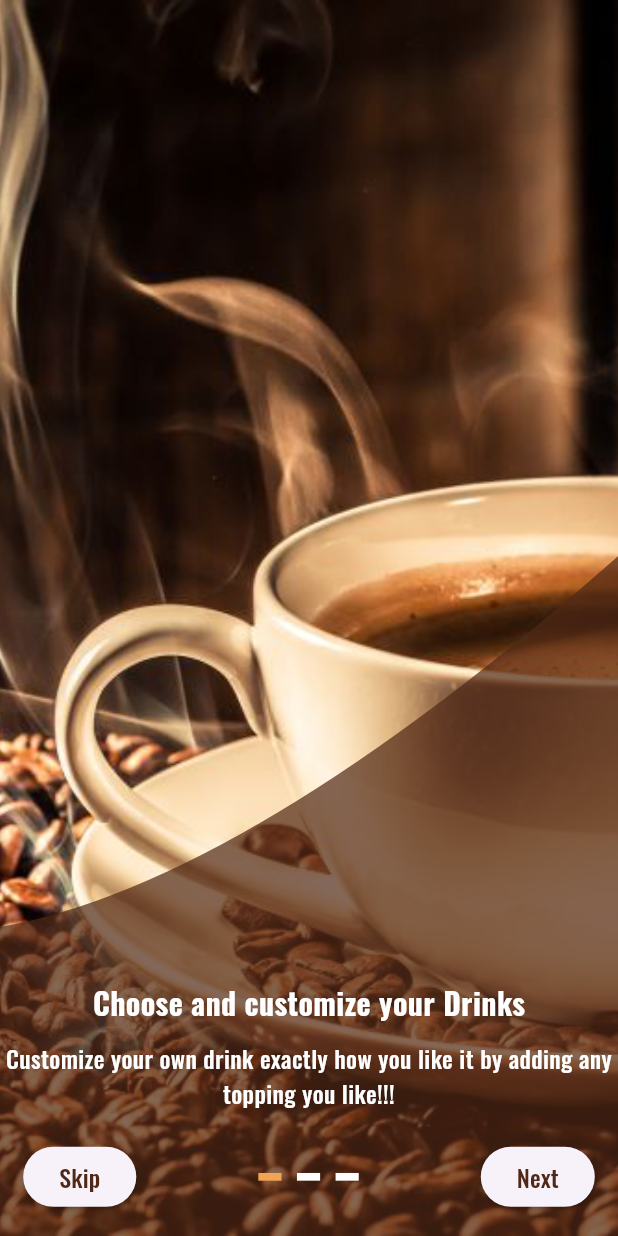
After one commit to rentaneko/neko_coffee, a Flutter app: the screen it shows after launch, on a phone screen of 412 x 824 dp. The commit adds this screen. Run offline on Flutter 3.47's test engine with Material 3 defaults, Android fonts, the phone set to English and light mode, and no system bars; our stand-ins replace animated_text_kit, cached_network_image, dio, dotted_border, flutter_bloc, flutter_screenutil and 8 more; missing offline and left inert: cool_dropdown; accounts and stored records are empty; statements that could not run were skipped.

Commit message:
update UI onboarding and navigation

```diff
--- /dev/null
+++ b/lib/core/routes/my_routes.dart
@@ -0,0 +1,37 @@
+import 'package:flutter/material.dart';
+import 'package:neko_coffee/core/routes/navigation_anim.dart';
+import 'package:neko_coffee/features/auth/presentation/pages/login_page.dart';
+import 'package:neko_coffee/features/onboarding/presentation/onboarding_1.view.dart';
+import 'package:neko_coffee/features/onboarding/presentation/onboarding_2.view.dart';
+import 'package:neko_coffee/features/onboarding/presentation/onboarding_3.view.dart';
+
+class MyRoutes {
+  static Route<dynamic> generateRoute(RouteSettings settings) {
+    switch (settings.name) {
+      case '/onboarding-1':
+        return SlideLeftRoute(
+          page: const OnboardingFirstScreen(),
+          settings: const RouteSettings(name: '/onboarding-1'),
+        );
+      case '/onboarding-2':
+        return SlideLeftRoute(
+          page: const OnboardingSecondScreen(),
+          settings: const RouteSettings(name: '/onboarding-2'),
+        );
+      case '/onboarding-3':
+        return SlideLeftRoute(
+          page: const OnboardingThirdScreen(),
+          settings: const RouteSettings(name: '/onboarding-3'),
+        );
+      case '/login':
+        return Fade(page: const LoginPage(), settings: settings);
+
+      default:
+    }
+    return MaterialPageRoute(
+      builder: (context) => const Scaffold(
+        body: Text('no route defined'),
+      ),
+    );
+  }
+}
--- /dev/null
+++ b/lib/core/routes/navigation_anim.dart
@@ -0,0 +1,105 @@
+import 'package:flutter/material.dart';
+
+class Fade<T> extends PageRouteBuilder<T> {
+  final Widget page;
+
+  Fade({required this.page, required super.settings})
+      : super(
+          transitionDuration: const Duration(milliseconds: 700),
+          reverseTransitionDuration: const Duration(milliseconds: 500),
+          pageBuilder: (BuildContext context, Animation<double> animation1,
+                  Animation<double> animation2) =>
+              page,
+          transitionsBuilder: (BuildContext context,
+              Animation<double> animation1,
+              Animation<double> animation2,
+              Widget page) {
+            final CurvedAnimation _curvedAnimation =
+                CurvedAnimation(parent: animation1, curve: Curves.ease);
+            return FadeTransition(
+              opacity:
+                  Tween<double>(begin: 0.0, end: 1.0).animate(_curvedAnimation),
+              child: page,
+            );
+          },
+        );
+}
+
+class Rotation<T> extends PageRouteBuilder<T> {
+  final Widget page;
+
+  Rotation({required this.page, required super.settings})
+      : super(
+          transitionDuration: const Duration(milliseconds: 700),
+          reverseTransitionDuration: const Duration(milliseconds: 500),
+          pageBuilder: (BuildContext context, Animation<double> animation1,
+                  Animation<double> animation2) =>
+              page,
+          transitionsBuilder: (BuildContext context,
+              Animation<double> animation1,
+              Animation<double> animation2,
+              Widget page) {
+            final CurvedAnimation _curvedAnimation =
+                CurvedAnimation(parent: animation1, curve: Curves.ease);
+            return RotationTransition(
+              alignment: Alignment.center,
+              turns:
+                  Tween<double>(begin: 0.0, end: 1.0).animate(_curvedAnimation),
+              child: page,
+            );
+          },
+        );
+}
+
+class SlideLeftRoute<T> extends PageRouteBuilder<T> {
+  final Widget page;
+
+  SlideLeftRoute({required this.page, required super.settings})
+      : super(
+          transitionDuration: const Duration(milliseconds: 700),
+          reverseTransitionDuration: const Duration(milliseconds: 500),
+          pageBuilder: (BuildContext context, Animation<double> animation1,
+                  Animation<double> animation2) =>
+              page,
+          transitionsBuilder: (BuildContext context,
+              Animation<double> animation1,
+              Animation<double> animation2,
+              Widget page) {
+            final CurvedAnimation _curvedAnimation =
+                CurvedAnimation(parent: animation1, curve: Curves.ease);
+            return SlideTransition(
+              position:
+                  Tween<Offset>(begin: const Offset(1.0, 0.0), end: Offset.zero)
+                      .animate(_curvedAnimation),
+              child: page,
+            );
+          },
+        );
+}
+
+class SlideVertical<T> extends PageRouteBuilder<T> {
+  final Widget page;
+
+  SlideVertical({required this.page, required super.settings})
+      : super(
+          transitionDuration: const Duration(milliseconds: 700),
+          reverseTransitionDuration: const Duration(milliseconds: 500),
+          pageBuilder: (BuildContext context, Animation<double> animation1,
+              Animation<double> animation2) {
+            return page;
+          },
+          transitionsBuilder: (BuildContext context,
+              Animation<double> animation1,
+              Animation<double> animation2,
+              Widget page) {
+            final CurvedAnimation _curvedAnimation =
+                CurvedAnimation(parent: animation1, curve: Curves.ease);
+            return SlideTransition(
+              child: page,
+              position:
+                  Tween<Offset>(begin: const Offset(0.0, 1.0), end: Offset.zero)
+                      .animate(_curvedAnimation),
+            );
+          },
+        );
+}
--- a/lib/core/theme/app_pallete.dart
+++ b/lib/core/theme/app_pallete.dart
@@ -10,4 +10,30 @@ class AppPallete {
   static const Color grey = Colors.grey;
   static const Color error = Colors.redAccent;
   static const Color transparent = Colors.transparent;
+
+  static const Color coffee = Color.fromRGBO(53, 28, 16, 1);
+  static const Color bean = Color.fromRGBO(80, 40, 21, 1);
+  static const Color coffeeBean = Color.fromRGBO(242, 164, 84, 1);
+
+  static const Color cyan50 = Color(0xffecfeff);
+  static const Color cyan100 = Color(0xffCFFAFE);
+  static const Color cyan200 = Color(0xffA5F3FC);
+  static const Color cyan300 = Color(0xff67E8F9);
+  static const Color cyan400 = Color(0xff22D3EE);
+  static const Color cyan500 = Color(0xff06B6D4);
+  static const Color cyan600 = Color(0xff0891B2);
+  static const Color cyan700 = Color(0xff0E7490);
+  static const Color cyan800 = Color(0xff155E75);
+  static const Color cyan900 = Color(0xff164E63);
+
+  static const Color sky50 = Color(0xffF0F9FF);
+  static const Color sky100 = Color(0xffE0F2FE);
+  static const Color sky200 = Color(0xffBAE6FD);
+  static const Color sky300 = Color(0xff7DD3FC);
+  static const Color sky400 = Color(0xff38BDF8);
+  static const Color sky500 = Color(0xff0EA5E9);
+  static const Color sky600 = Color(0xff0284C7);
+  static const Color sky700 = Color(0xff0369A1);
+  static const Color sky800 = Color(0xff075985);
+  static const Color sky900 = Color(0xff0C4A6E);
 }
--- /dev/null
+++ b/lib/core/theme/app_style.dart
@@ -0,0 +1,33 @@
+import 'package:flutter/material.dart';
+import 'package:google_fonts/google_fonts.dart';
+import 'package:neko_coffee/core/theme/app_pallete.dart';
+
+regularOswald({Color? color, required double size}) => GoogleFonts.oswald(
+      fontWeight: FontWeight.w400,
+      color: color ?? AppPallete.bean,
+      fontSize: size,
+    );
+
+boldOswald({Color? color, required double size}) => GoogleFonts.oswald(
+      fontWeight: FontWeight.w700,
+      color: color ?? AppPallete.bean,
+      fontSize: size,
+    );
+
+lightOswald({Color? color, required double size}) => GoogleFonts.oswald(
+      fontWeight: FontWeight.w300,
+      color: color ?? AppPallete.bean,
+      fontSize: size,
+    );
+
+exlightOswald({Color? color, required double size}) => GoogleFonts.oswald(
+      fontWeight: FontWeight.w200,
+      color: color ?? AppPallete.bean,
+      fontSize: size,
+    );
+
+mediumOswald({Color? color, required double size}) => GoogleFonts.oswald(
+      fontWeight: FontWeight.w500,
+      color: color ?? AppPallete.bean,
+      fontSize: size,
+    );
--- a/lib/core/theme/theme.dart
+++ b/lib/core/theme/theme.dart
@@ -2,7 +2,7 @@ import 'package:flutter/material.dart';
 import 'package:neko_coffee/core/theme/app_pallete.dart';
 
 class AppTheme {
-  static _border([Color color = AppPallete.border]) => OutlineInputBorder(
+  static _border([Color color = AppPallete.white]) => OutlineInputBorder(
         borderRadius: BorderRadius.circular(8),
         borderSide: BorderSide(color: color, width: 3),
       );
@@ -10,7 +10,7 @@ class AppTheme {
   static final _inputDecoration = InputDecorationTheme(
     enabledBorder: _border(),
     errorBorder: _border(AppPallete.error),
-    focusedBorder: _border(AppPallete.gradient2),
+    focusedBorder: _border(AppPallete.transparent),
     contentPadding: const EdgeInsets.all(16),
   );
 
@@ -19,4 +19,11 @@ class AppTheme {
     inputDecorationTheme: _inputDecoration,
     appBarTheme: const AppBarTheme(backgroundColor: AppPallete.backgroundColor),
   );
+
+  static final lightThemeMode = ThemeData().copyWith(
+    scaffoldBackgroundColor: AppPallete.sky50,
+    inputDecorationTheme: _inputDecoration,
+    appBarTheme: const AppBarTheme(backgroundColor: AppPallete.sky500),
+    primaryColorLight: AppPallete.coffee,
+  );
 }
--- /dev/null
+++ b/lib/core/utils/utils_common.dart
@@ -0,0 +1,5 @@
+import 'package:flutter/material.dart';
+
+addVerticalSpace(double size) => SizedBox(height: size);
+
+addHorizontalSpace(double size) => SizedBox(width: size);
--- /dev/null
+++ b/lib/features/onboarding/presentation/onboarding_1.view.dart
@@ -0,0 +1,66 @@
+import 'package:flutter/material.dart';
+import 'package:flutter_screenutil/flutter_screenutil.dart';
+import 'package:neko_coffee/core/theme/app_style.dart';
+import 'package:neko_coffee/core/utils/utils_common.dart';
+import 'package:neko_coffee/features/onboarding/widgets/indicator_custom.dart';
+import '../../../core/theme/app_pallete.dart';
+
+class OnboardingFirstScreen extends StatelessWidget {
+  static route() =>
+      MaterialPageRoute(builder: (_) => const OnboardingFirstScreen());
+
+  const OnboardingFirstScreen({super.key});
+
+  @override
+  Widget build(BuildContext context) {
+    return Scaffold(
+      body: backgroundBody(
+        imgUrl: 'assets/images/background-1.png',
+        child: Column(
+          mainAxisAlignment: MainAxisAlignment.end,
+          crossAxisAlignment: CrossAxisAlignment.center,
+          children: [
+            Text(
+              'Choose and customize your Drinks',
+              style: boldOswald(size: 20, color: AppPallete.white),
+            ),
+            addVerticalSpace(8.w),
+            Text(
+              'Customize your own drink exactly how you like it by adding any topping you like!!!',
+              style: mediumOswald(size: 16, color: AppPallete.white),
+              textAlign: TextAlign.center,
+            ),
+            addVerticalSpace(16.w),
+            Padding(
+              padding: EdgeInsets.symmetric(horizontal: 12.w),
+              child: Row(
+                mainAxisAlignment: MainAxisAlignment.spaceBetween,
+                children: [
+                  ElevatedButton(
+                    onPressed: () => Navigator.of(context).pop(),
+                    style: ElevatedButton.styleFrom(),
+                    child: Text(
+                      'Skip',
+                      style: mediumOswald(size: 16, color: AppPallete.bean),
+                    ),
+                  ),
+                  indicator(0),
+                  ElevatedButton(
+                    onPressed: () =>
+                        Navigator.of(context).pushNamed('/onboarding-2'),
+                    style: ElevatedButton.styleFrom(),
+                    child: Text(
+                      'Next',
+                      style: mediumOswald(size: 16, color: AppPallete.bean),
+                    ),
+                  ),
+                ],
+              ),
+            ),
+            addVerticalSpace(12.w),
+          ],
+        ),
+      ),
+    );
+  }
+}
--- /dev/null
+++ b/lib/features/onboarding/widgets/indicator_custom.dart
@@ -0,0 +1,39 @@
+import 'package:flutter/material.dart';
+import 'package:flutter_screenutil/flutter_screenutil.dart';
+
+import '../../../core/common/paint/background.paint.dart';
+import '../../../core/theme/app_pallete.dart';
+import '../../../core/utils/utils_common.dart';
+
+Widget indicator(int pageIndex) {
+  return Row(
+    children: [
+      Container(
+        height: 4.w,
+        width: 12.w,
+        color: pageIndex == 0 ? AppPallete.coffeeBean : AppPallete.white,
+      ),
+      addHorizontalSpace(8.w),
+      Container(
+        height: 4.w,
+        width: 12.w,
+        color: pageIndex == 1 ? AppPallete.coffeeBean : AppPallete.white,
+      ),
+      addHorizontalSpace(8.w),
+      Container(
+        height: 4.w,
+        width: 12.w,
+        color: pageIndex == 2 ? AppPallete.coffeeBean : AppPallete.white,
+      ),
+    ],
+  );
+}
+
+Widget backgroundBody({required String imgUrl, required Widget child}) {
+  return Container(
+    decoration: BoxDecoration(
+      image: DecorationImage(image: AssetImage(imgUrl), fit: BoxFit.cover),
+    ),
+    child: CustomPaint(painter: BackgroundPainter(), child: child),
+  );
+}
--- a/pubspec.yaml
+++ b/pubspec.yaml
@@ -56,6 +56,8 @@ dependencies:
   hive: ^4.0.0-dev.2
   isar_flutter_libs: ^4.0.0-dev.13
   path_provider: ^2.1.0
+  animated_text_kit: ^4.2.2
+  onboarding: ^4.0.2
 
 dev_dependencies:
   flutter_test:
```
Also changed, not shown: lib/core/common/paint/background.paint.dart (added, +60 -0 lines), lib/core/common/widgets/splash.widget.dart (added, +43 -0 lines), lib/features/onboarding/presentation/onboarding_2.view.dart (added, +66 -0 lines), lib/features/onboarding/presentation/onboarding_3.view.dart (added, +63 -0 lines), lib/main.dart (+15 -14 lines), assets/icons/coffee.png (added), assets/images/background-1.png (added), assets/images/background-2.png (added), assets/images/background-3.png (added), pubspec.lock.
